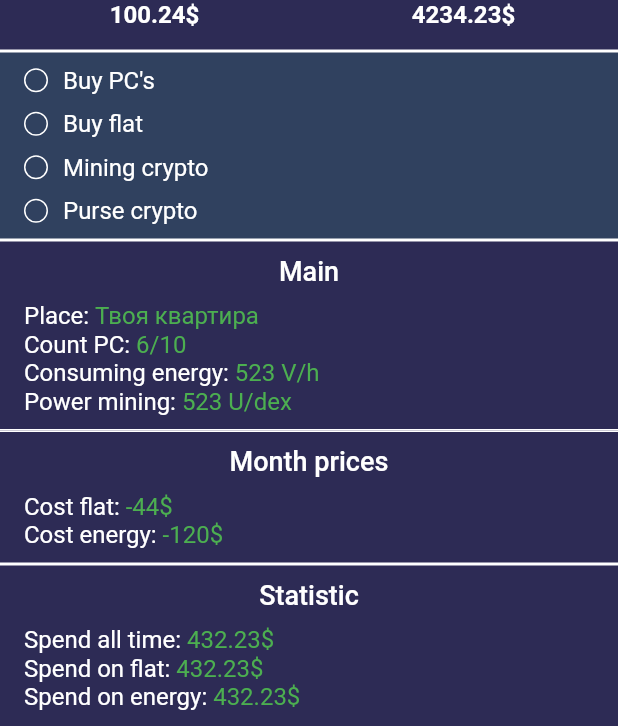
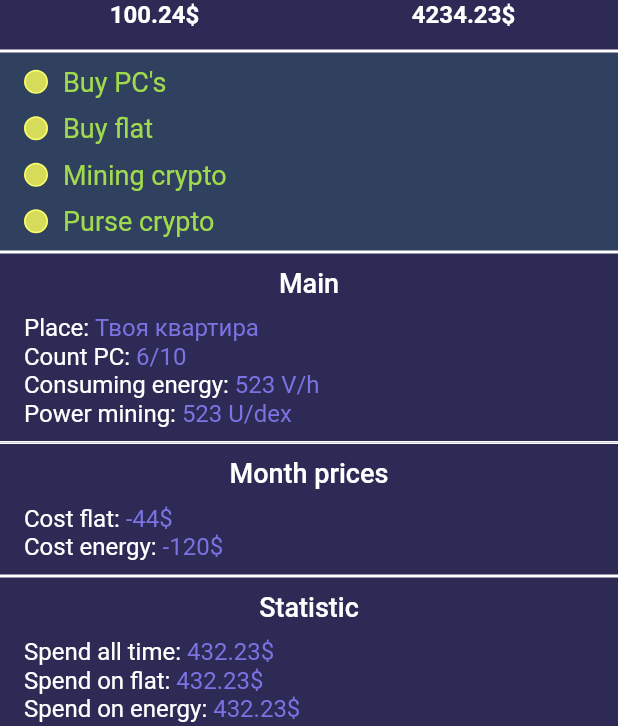
Before and after one commit to PanteoPro/flutter_crypto_idle, a Flutter app: the screen it shows after launch, on a phone screen of 412 x 824 dp, the part 510-1236 px from its top. Run offline on Flutter 3.47's test engine with Material 2 defaults, Android fonts, the phone set to English and light mode, and no system bars; our stand-ins replace adaptive_theme, syncfusion_flutter_charts.

Commit message:
some fix colors

```diff
--- a/lib/Theme/themes.dart
+++ b/lib/Theme/themes.dart
@@ -10,7 +10,7 @@ final ThemeData kLightTheme = ThemeData.light().copyWith(
   textTheme: const TextTheme(
     bodyText1: TextStyle(color: Colors.white, fontWeight: FontWeight.normal, fontSize: 16),
     bodyText2: TextStyle(color: Colors.white, fontWeight: FontWeight.bold, fontSize: 16),
-    subtitle1: TextStyle(color: Colors.green, fontWeight: FontWeight.w400, fontSize: 16),
+    subtitle1: TextStyle(color: Color.fromRGBO(123, 115, 228, 1), fontWeight: FontWeight.w400, fontSize: 16),
     headline1: TextStyle(color: Colors.white, fontWeight: FontWeight.w500, fontSize: 20),
     headline2: TextStyle(color: Colors.white, fontWeight: FontWeight.w500, fontSize: 18),
     headline5: TextStyle(color: Colors.white, fontWeight: FontWeight.bold, fontSize: 13),
--- a/lib/ui/widgets/game/main_game_page.dart
+++ b/lib/ui/widgets/game/main_game_page.dart
@@ -199,12 +199,20 @@ class __ActionItemWidget extends StatelessWidget {
             decoration: BoxDecoration(
               borderRadius: BorderRadius.circular(50),
               border: Border.all(
-                color: Theme.of(context).primaryColor,
+                color: Color.fromRGBO(250, 255, 105, 1),
               ),
+              color: Color.fromRGBO(215, 219, 90, 1),
             ),
           ),
           SizedBox(width: 10),
-          Text(title, style: Theme.of(context).textTheme.bodyText1),
+          Text(
+            title,
+            style: Theme.of(context).textTheme.bodyText1?.copyWith(
+                  color: Color.fromRGBO(160, 219, 77, 1),
+                  fontSize: 18,
+                  fontWeight: FontWeight.w400,
+                ),
+          ),
         ],
       ),
     );
```
